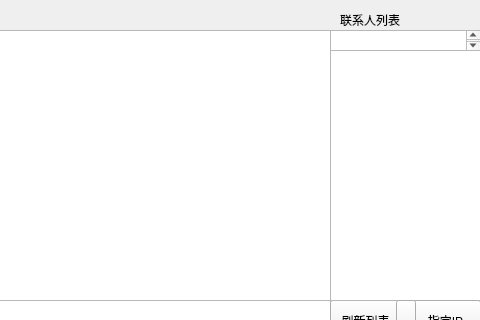
Old version of the form UDP/UDP/udp.ui in the repository mRasey/Qt; both pictures show x 110 to 590 and y 0 to 320 of the 590 by 404 pixel window.
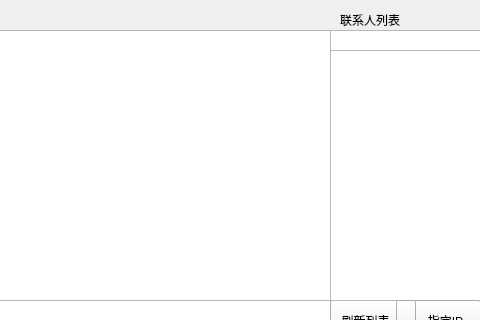
New version of the form.

Diff of the .ui file:
```diff
--- a/UDP/UDP/udp.ui
+++ b/UDP/UDP/udp.ui
@@ -139,7 +139,7 @@
      <rect>
       <x>440</x>
       <y>30</y>
-      <width>151</width>
+      <width>171</width>
       <height>21</height>
      </rect>
     </property>
```
